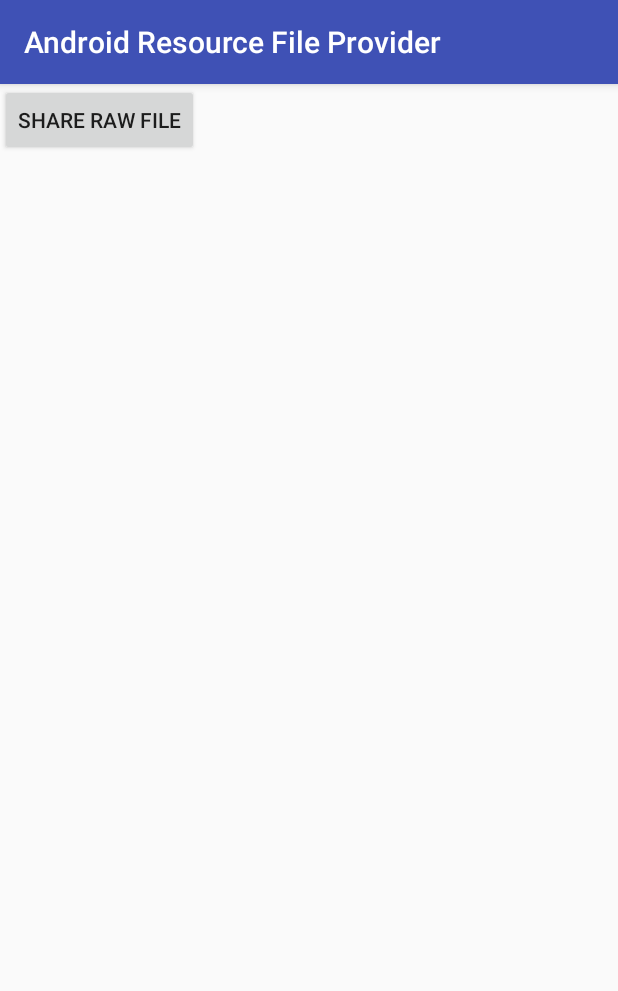
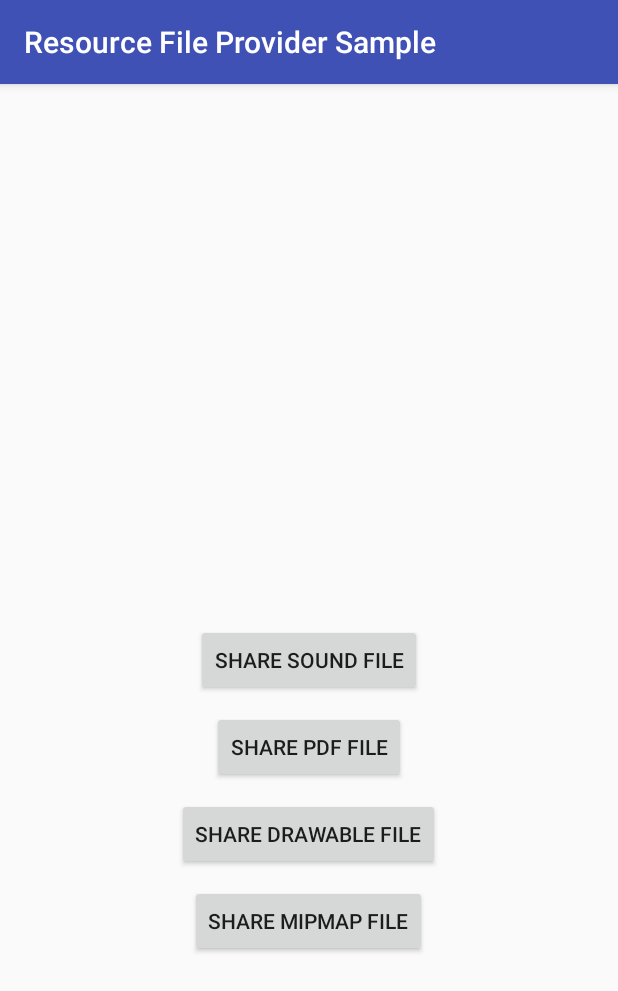
Before and after one commit to federicoboschini/Android-Resource-File-Provider, an Android app: the screen it shows after launch (MainActivity), on a phone screen of 412 x 824 dp. Shown: the top 991 px of the screen. Run offline under Robolectric (Android 15) with nearby library versions, the phone set to English and light mode, and no system bars.

Commit message:
feat(sample): showcase

```diff
--- a/sample/src/main/AndroidManifest.xml
+++ b/sample/src/main/AndroidManifest.xml
@@ -1,5 +1,6 @@
 <?xml version="1.0" encoding="utf-8"?>
 <manifest xmlns:android="http://schemas.android.com/apk/res/android"
+    xmlns:tools="http://schemas.android.com/tools"
     package="it.federicoboschini.arfp.sample">
 
     <application
@@ -8,7 +9,8 @@
         android:label="@string/app_name"
         android:roundIcon="@mipmap/ic_launcher_round"
         android:supportsRtl="true"
-        android:theme="@style/AppTheme">
+        android:theme="@style/AppTheme"
+        tools:ignore="AllowBackup,GoogleAppIndexingWarning">
         <activity android:name="it.federicoboschini.fileprovidersample.MainActivity">
             <intent-filter>
                 <action android:name="android.intent.action.MAIN" />
@@ -24,7 +26,7 @@
             android:grantUriPermissions="true">
             <meta-data
                 android:name="android.support.FILE_PROVIDER_PATHS"
-                android:resource="@xml/file_provider_paths"/>
+                android:resource="@xml/file_provider_paths" />
         </provider>
     </application>
 
--- a/sample/src/main/res/layout/activity_main.xml
+++ b/sample/src/main/res/layout/activity_main.xml
@@ -1,15 +1,46 @@
 <?xml version="1.0" encoding="utf-8"?>
-<android.support.constraint.ConstraintLayout xmlns:android="http://schemas.android.com/apk/res/android"
+<RelativeLayout xmlns:android="http://schemas.android.com/apk/res/android"
     xmlns:tools="http://schemas.android.com/tools"
     android:layout_width="match_parent"
     android:layout_height="match_parent"
     tools:context="it.federicoboschini.fileprovidersample.MainActivity">
 
     <Button
-        android:id="@+id/button"
+        android:id="@+id/shareSound"
         android:layout_width="wrap_content"
         android:layout_height="wrap_content"
-        android:text="SHARE RAW FILE"
-        android:onClick="shareRawFile"/>
+        android:layout_centerInParent="true"
+        android:onClick="shareRawSoundFile"
+        android:text="@string/share_sound_file" />
 
-</android.support.constraint.ConstraintLayout>
+    <Button
+        android:id="@+id/sharePdf"
+        android:layout_width="wrap_content"
+        android:layout_height="wrap_content"
+        android:layout_below="@id/shareSound"
+        android:layout_centerInParent="true"
+        android:layout_marginTop="10dp"
+        android:onClick="shareRawPdfFile"
+        android:text="@string/share_pdf_file" />
+
+    <Button
+        android:id="@+id/shareDrawable"
+        android:layout_width="wrap_content"
+        android:layout_height="wrap_content"
+        android:layout_below="@id/sharePdf"
+        android:layout_centerInParent="true"
+        android:layout_marginTop="10dp"
+        android:onClick="shareDrawableFile"
+        android:text="@string/share_drawable_file" />
+
+    <Button
+        android:id="@+id/shareMipMap"
+        android:layout_width="wrap_content"
+        android:layout_height="wrap_content"
+        android:layout_below="@id/shareDrawable"
+        android:layout_centerInParent="true"
+        android:layout_marginTop="10dp"
+        android:onClick="shareMipMapFile"
+        android:text="@string/share_mipmap_file" />
+
+</RelativeLayout>
--- a/sample/src/main/res/values/strings.xml
+++ b/sample/src/main/res/values/strings.xml
@@ -1,4 +1,8 @@
 <resources>
-    <string name="app_name">Android Resource File Provider</string>
+    <string name="app_name">Resource File Provider Sample</string>
     <string name="rfp_provider_authority">it.my_company.my_app.my_authority</string>
+    <string name="share_sound_file">Share sound file</string>
+    <string name="share_pdf_file">Share PDF file</string>
+    <string name="share_drawable_file">Share drawable file</string>
+    <string name="share_mipmap_file">Share mipmap file</string>
 </resources>
```
Also changed, not shown: sample/src/main/java/it/federicoboschini/fileprovidersample/MainActivity.java (+57 -2 lines), sample/src/main/res/drawable/pokeflute.png (added), 3 other files.
